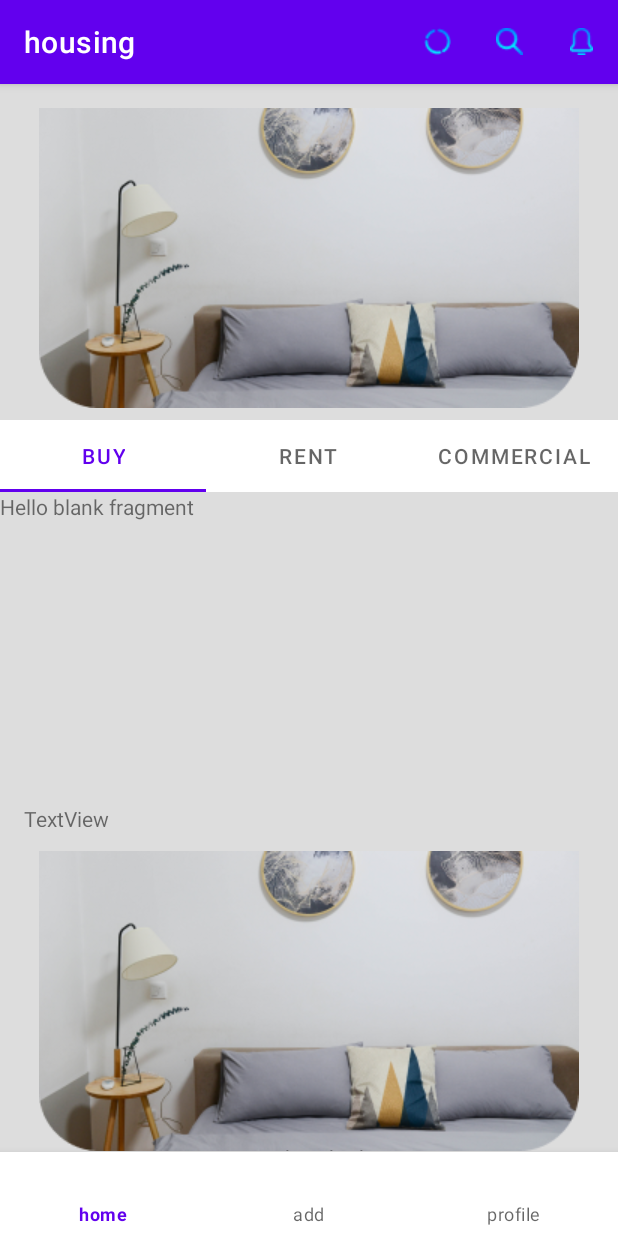
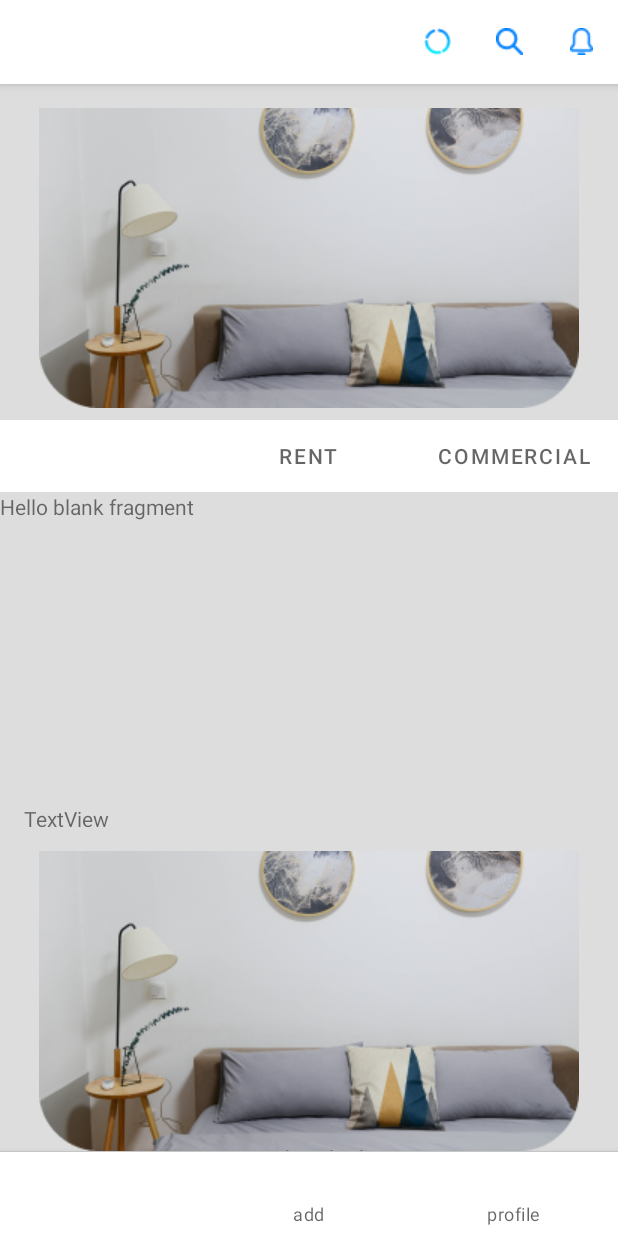
Before and after one commit to teja5/housing, an Android app: the FragmentHome screen opened directly, with no data from a screen before it, on a phone screen of 412 x 824 dp. Run offline under Robolectric (Android 15) with nearby library versions, the light colour scheme and no system bars.

Commit message:
added apis

```diff
--- a/app/src/main/AndroidManifest.xml
+++ b/app/src/main/AndroidManifest.xml
@@ -30,7 +30,8 @@
             </intent-filter>
         </activity>
         <activity android:name=".authentication.AuthenticationActivity" />
-        <activity android:name=".MainActivity" />
+        <activity android:name=".MainActivity"
+            android:theme="@style/Theme.Housing.Main"/>
         <activity android:name=".settings.SettingsActivity" />
         <activity android:name=".property.AddProperty"/>
         <activity android:name=".home.PropertyDetailsActivity" />
--- a/app/src/main/java/com/vk/housing/data/remote/dao/Property.java
+++ b/app/src/main/java/com/vk/housing/data/remote/dao/Property.java
@@ -3,35 +3,59 @@ package com.vk.housing.data.remote.dao;
 import com.google.gson.annotations.Expose;
 import com.google.gson.annotations.SerializedName;
 
+import java.util.List;
+
 public class Property {
 
+    @SerializedName("parking")
+    @Expose
+    private Integer parking;
+    @SerializedName("age_of_property")
+    @Expose
+    private Integer ageOfProperty;
+    @SerializedName("property_for")
+    @Expose
+    private Integer propertyFor;
+    @SerializedName("images")
+    @Expose
+    private List<List<Object>> images;
+    @SerializedName("bhk")
+    @Expose
+    private Integer bhk;
+    @SerializedName("balcony")
+    @Expose
+    private Integer balcony;
+    @SerializedName("p_phone")
+    @Expose
+    private String pPhone;
     @SerializedName("property_id")
     @Expose
     private Integer propertyId;
-    @SerializedName("property_for")
+    @SerializedName("uid")
     @Expose
-    private Integer propertyFor;
+    private Integer uid;
+    @SerializedName("p_address")
+    @Expose
+    private String pAddress;
+    @SerializedName("bath_room")
+    @Expose
+    private Integer bathRoom;
+    @SerializedName("property_type")
+    @Expose
+    private Integer propertyType;
+    @SerializedName("construction_status")
+    @Expose
+    private Integer constructionStatus;
+    @SerializedName("furnish_type")
+    @Expose
+    private Integer furnishType;
     @SerializedName("building_type")
     @Expose
     private Integer buildingType;
-    @SerializedName("construction_status")
+    @SerializedName("image_path")
     @Expose
-    private Integer constructionStatus;
-    @SerializedName("age_of_property")
-    @Expose
-    private Integer ageOfProperty;
-    @SerializedName("p_address")
-    @Expose
-    private String pAddress;
-    @SerializedName("p_phone")
-    @Expose
-    private String pPhone;
-    @SerializedName("bhk")
-    @Expose
-    private Integer bhk;
-    @SerializedName("uid")
-    @Expose
-    private Integer uid;
+    private String imagePath;
+
 
     public Integer getPropertyId() {
         return propertyId;
@@ -104,4 +128,60 @@ public class Property {
     public void setUid(Integer uid) {
         this.uid = uid;
     }
+
+    public Integer getParking() {
+        return parking;
+    }
+
+    public void setParking(Integer parking) {
+        this.parking = parking;
+    }
+
+    public List<List<Object>> getImages() {
+        return images;
+    }
+
+    public void setImages(List<List<Object>> images) {
+        this.images = images;
+    }
+
+    public Integer getBalcony() {
+        return balcony;
+    }
+
+    public void setBalcony(Integer balcony) {
+        this.balcony = balcony;
+    }
+
+    public Integer getBathRoom() {
+        return bathRoom;
+    }
+
+    public void setBathRoom(Integer bathRoom) {
+        this.bathRoom = bathRoom;
+    }
+
+    public Integer getPropertyType() {
+        return propertyType;
+    }
+
+    public void setPropertyType(Integer propertyType) {
+        this.propertyType = propertyType;
+    }
+
+    public Integer getFurnishType() {
+        return furnishType;
+    }
+
+    public void setFurnishType(Integer furnishType) {
+        this.furnishType = furnishType;
+    }
+
+    public String getImagePath() {
+        return imagePath;
+    }
+
+    public void setImagePath(String imagePath) {
+        this.imagePath = imagePath;
+    }
 }
--- a/app/src/main/java/com/vk/housing/property/PropertyDetailsFragment.java
+++ b/app/src/main/java/com/vk/housing/property/PropertyDetailsFragment.java
@@ -48,7 +48,8 @@ public class PropertyDetailsFragment extends Fragment {
      */
     // TODO: Rename and change types and number of parameters
     public static PropertyDetailsFragment newInstance(String param1, String param2) {
-        PropertyDetailsFragment fragment = new PropertyDetailsFragment();
+        PropertyDetailsFragment fragment = new
+                PropertyDetailsFragment();
         Bundle args = new Bundle();
         args.putString(ARG_PARAM1, param1);
         args.putString(ARG_PARAM2, param2);
--- a/app/src/main/res/layout/fragment_home.xml
+++ b/app/src/main/res/layout/fragment_home.xml
@@ -5,11 +5,11 @@
     xmlns:tools="http://schemas.android.com/tools"
     android:layout_width="match_parent"
     android:layout_height="match_parent"
-    android:background="@color/background"
     tools:context=".home.FragmentHome">
     <androidx.constraintlayout.widget.ConstraintLayout
         android:layout_width="match_parent"
-        android:layout_height="match_parent">
+        android:layout_height="match_parent"
+        android:background="@color/background">
 
         <ImageView
             android:id="@+id/imageView"
--- a/app/src/main/res/values/themes.xml
+++ b/app/src/main/res/values/themes.xml
@@ -29,4 +29,17 @@
         <item name="android:textSize">12sp</item>
         <item name="android:textColor">#181818</item>
     </style>
+    <style name="Theme.Housing.Main" parent="Theme.MaterialComponents.DayNight.DarkActionBar">
+        <!-- Primary brand color. -->
+        <item name="colorPrimary">@color/white</item>
+        <item name="colorPrimaryVariant">@color/white</item>
+        <item name="colorOnPrimary">@color/white</item>
+        <!-- Secondary brand color. -->
+        <item name="colorSecondary">@color/teal_200</item>
+        <item name="colorSecondaryVariant">@color/teal_700</item>
+        <item name="colorOnSecondary">@color/black</item>
+        <!-- Status bar color. -->
+        <item name="android:statusBarColor" tools:targetApi="l">?attr/colorPrimaryVariant</item>
+        <!-- Customize your theme here. -->
+    </style>
 </resources>
```
Also changed, not shown: app/src/main/java/com/vk/housing/data/remote/HousingApiInterface.java (+44 -164 lines), app/src/main/java/com/vk/housing/data/remote/HousingRemoteDataRepository.java (+12 -9 lines), app/src/main/java/com/vk/housing/data/remote/dao/FavouriteResponse.java (added, +29 -0 lines), app/src/main/java/com/vk/housing/data/remote/dao/PropertyListResponse.java (added, +32 -0 lines), app/src/main/java/com/vk/housing/data/remote/dao/PropertyResponse.java (added, +41 -0 lines), app/src/main/res/drawable/agri.png (added), app/src/main/res/drawable/apartments.png (added), app/src/main/res/drawable/home.png (added), app/src/main/res/drawable/lease.png (added), app/src/main/res/drawable/notification.png, app/src/main/res/drawable/plots.png (added), app/src/main/res/drawable/search.png, app/src/main/res/drawable/ventures.png (added), app/src/main/res/drawable/villas.png (added).
